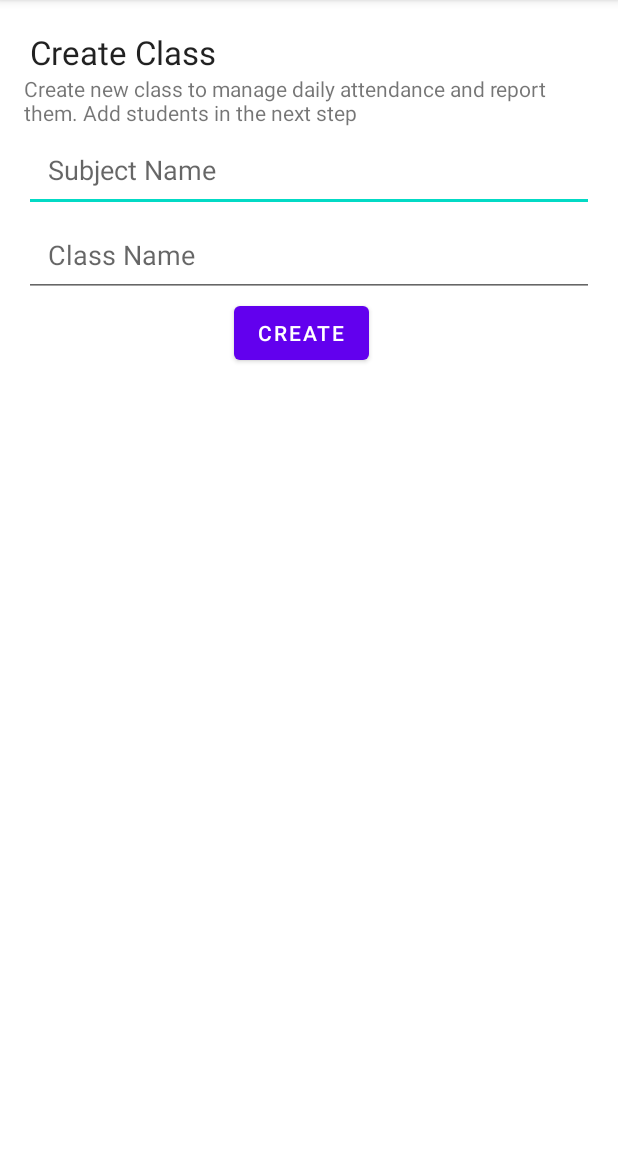
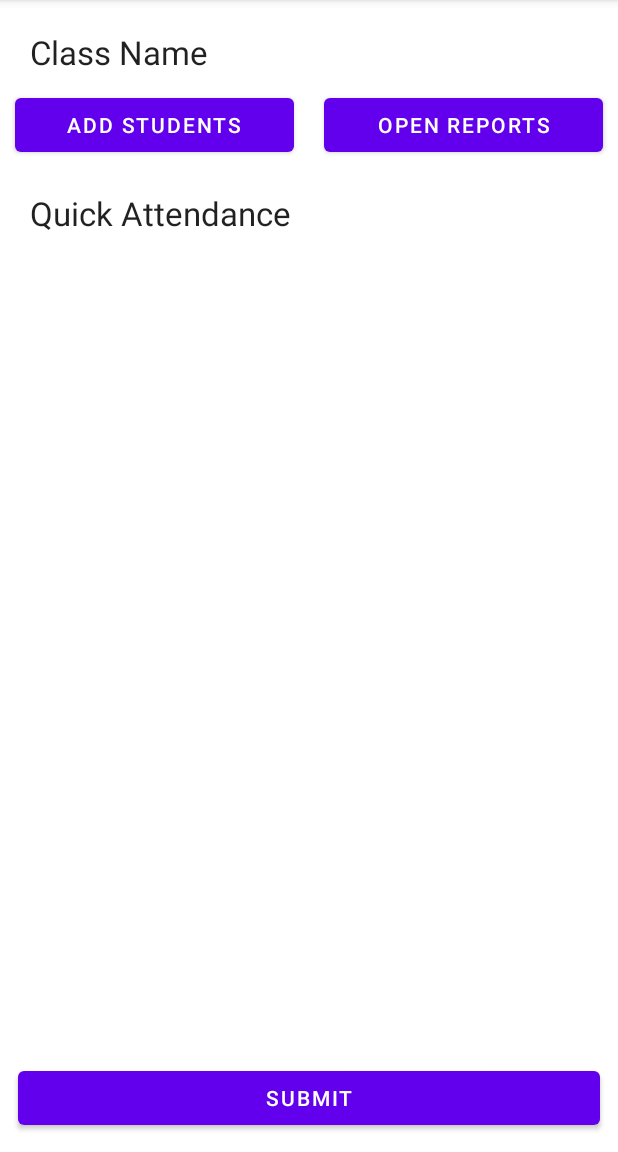
Before and after one commit to AdilAsad1/attendance-tracker, an Android app: the AddClassActivity screen opened directly, with no data from a screen before it, after a tap on "CREATE", on a phone screen of 412 x 824 dp, the part 84-1236 px from its top. Run offline under Robolectric (Android 15) with nearby library versions, the phone set to English and light mode, and no system bars.

Commit message:
Created Class Details Activity and Add Student Activity Current flow : LoginActivity -> MainActivity -> AddClassActivity -> ClassDetailsActivity -> AddStudentActivity -> ClassDetailsActivity
Initiated class details layout

```diff
--- a/app/src/main/java/edu/psu/afa6316/lioncheckin/AddClassActivity.java
+++ b/app/src/main/java/edu/psu/afa6316/lioncheckin/AddClassActivity.java
@@ -1,5 +1,6 @@
 package edu.psu.afa6316.lioncheckin;
 
+import android.content.Intent;
 import android.os.Bundle;
 import android.view.View;
 import android.widget.Button;
@@ -20,6 +21,8 @@ public class AddClassActivity extends AppCompatActivity {
             @Override
             public void onClick(View view){
                 Toast.makeText(AddClassActivity.this, "Class successfully created", Toast.LENGTH_SHORT).show();
+                Intent intent = new Intent(AddClassActivity.this, ClassDetailsActivity.class);
+                startActivity(intent);
             }
         });
 
--- /dev/null
+++ b/app/src/main/java/edu/psu/afa6316/lioncheckin/ClassDetailsActivity.java
@@ -0,0 +1,29 @@
+package edu.psu.afa6316.lioncheckin;
+
+import android.content.Intent;
+import android.os.Bundle;
+import android.view.View;
+import android.widget.Button;
+import android.widget.Toast;
+
+import androidx.appcompat.app.AppCompatActivity;
+
+public class ClassDetailsActivity extends AppCompatActivity {
+
+    @Override
+    protected void onCreate(Bundle savedInstanceState) {
+        super.onCreate(savedInstanceState);
+        setContentView(R.layout.class_details);
+
+        Button add_students_button = findViewById(R.id.add_students_button);
+
+        add_students_button.setOnClickListener(new View.OnClickListener() {
+            @Override
+            public void onClick(View view) {
+                Intent intent = new Intent(ClassDetailsActivity.this, AddStudentActivity.class);
+                startActivity(intent);
+            }
+        });
+    }
+
+}
--- a/app/src/main/java/edu/psu/afa6316/lioncheckin/LoginActivity.java
+++ b/app/src/main/java/edu/psu/afa6316/lioncheckin/LoginActivity.java
@@ -21,7 +21,6 @@ public class LoginActivity extends AppCompatActivity {
         loginButton.setOnClickListener(new View.OnClickListener(){
             @Override
             public void onClick(View view){
-                System.out.println("Im am here");
                 Toast.makeText(LoginActivity.this, "Login successful", Toast.LENGTH_SHORT).show();
                 Intent intent = new Intent(LoginActivity.this, MainActivity.class);
                 startActivity(intent);
--- a/app/src/main/res/layout/add_class.xml
+++ b/app/src/main/res/layout/add_class.xml
@@ -2,7 +2,7 @@
 <androidx.constraintlayout.widget.ConstraintLayout xmlns:android="http://schemas.android.com/apk/res/android"
     xmlns:app="http://schemas.android.com/apk/res-auto"
     xmlns:tools="http://schemas.android.com/tools"
-    android:id="@+id/rootLayout"
+    android:id="@+id/add_class_layout"
     android:layout_width="match_parent"
     android:layout_height="match_parent"
     android:background="@color/MainBack">
--- a/app/src/main/res/layout/class_details.xml
+++ b/app/src/main/res/layout/class_details.xml
@@ -1,7 +1,75 @@
 <?xml version="1.0" encoding="utf-8"?>
 <androidx.constraintlayout.widget.ConstraintLayout xmlns:android="http://schemas.android.com/apk/res/android"
+    xmlns:app="http://schemas.android.com/apk/res-auto"
+    xmlns:tools="http://schemas.android.com/tools"
+    android:id="@+id/class_details_layout"
+    android:layout_width="match_parent"
+    android:layout_height="match_parent"
+    android:background="@color/MainBack">
 
-    android:layout_width="match_parent"
-    android:layout_height="match_parent">
+    <TextView
+        android:id="@+id/class_details_classname"
+        android:layout_width="match_parent"
+        android:layout_height="wrap_content"
+        android:layout_margin="20dp"
+        android:text="@string/class_details_classname"
+        android:textAppearance="@android:style/TextAppearance.DeviceDefault.Large"
+        app:layout_constraintStart_toStartOf="parent"
+        app:layout_constraintHorizontal_chainStyle="packed"
+        app:layout_constraintTop_toTopOf="parent"
+        />
+
+    <Button
+        android:id="@+id/add_students_button"
+        android:layout_width="0dp"
+        android:layout_height="wrap_content"
+        android:layout_weight="1"
+        android:layout_margin="10dp"
+        android:text="@string/add_students_button"
+        app:layout_constraintLeft_toLeftOf="parent"
+        app:layout_constraintTop_toBottomOf="@id/class_details_classname"
+        app:layout_constraintRight_toLeftOf="@id/open_reports_button"
+        />
+
+    <Button
+        android:id="@+id/open_reports_button"
+        android:layout_width="0dp"
+        android:layout_height="wrap_content"
+        android:layout_weight="1"
+        android:layout_margin="10dp"
+        android:text="@string/open_reports_button"
+        app:layout_constraintTop_toBottomOf="@id/class_details_classname"
+        app:layout_constraintLeft_toRightOf="@id/add_students_button"
+        app:layout_constraintRight_toRightOf="parent"
+        />
+
+    <TextView
+        android:id="@+id/textview_quick_attendance"
+        android:layout_width="match_parent"
+        android:layout_height="wrap_content"
+        android:layout_margin="20dp"
+        android:text="@string/textview_quick_attendance"
+        android:textAppearance="@android:style/TextAppearance.DeviceDefault.Large"
+        app:layout_constraintTop_toBottomOf="@id/add_students_button"
+        app:layout_constraintStart_toStartOf="@id/class_details_classname"
+        />
+
+    <androidx.recyclerview.widget.RecyclerView
+        android:id="@+id/class_details_students_list"
+        android:layout_width="match_parent"
+        android:layout_height="wrap_content"
+        android:layout_margin="20dp"
+        app:layout_constraintTop_toBottomOf="@id/textview_quick_attendance"
+        />
+
+
+    <Button
+        android:id="@+id/class_details_submitButton"
+        android:layout_width="match_parent"
+        android:layout_height="wrap_content"
+        android:layout_margin="12dp"
+        android:text="@string/class_details_submitButton"
+        app:layout_constraintBottom_toBottomOf="parent"/>
+
 
 </androidx.constraintlayout.widget.ConstraintLayout>
--- a/app/src/main/res/layout/login_page.xml
+++ b/app/src/main/res/layout/login_page.xml
@@ -2,7 +2,7 @@
 <androidx.constraintlayout.widget.ConstraintLayout xmlns:android="http://schemas.android.com/apk/res/android"
     xmlns:app="http://schemas.android.com/apk/res-auto"
     xmlns:tools="http://schemas.android.com/tools"
-    android:id="@+id/rootLayout"
+    android:id="@+id/login_page_layout"
     android:layout_width="match_parent"
     android:layout_height="match_parent"
     android:background="@color/MainBack">
--- a/app/src/main/res/values/strings.xml
+++ b/app/src/main/res/values/strings.xml
@@ -12,6 +12,21 @@
     <string name="date_01_03_2023" />
     <string name="class_comp_100" />
 
+
+    <string name="class_details_classname">Class Name</string>
+    <string name="add_students_button">Add students</string>
+    <string name="open_reports_button">Open Reports</string>
+    <string name="textview_quick_attendance">Quick Attendance</string>
+    <string name="class_details_submitButton">Submit</string>
+
+    <string name="textView_add_student">Add Student</string>
+    <string name="add_student_studentName">Student Name</string>
+    <string name="add_student_studentID">Student ID</string>
+    <string name="add_student_cancelButton">Cancel</string>
+    <string name="add_student_addButton">Add</string>
+
+
+
     <string name="loginPage_Title">Login Page</string>
     <string name="button_login">Login</string>
     <string name="addClassFloatingButton">Add Class</string>
```
Also changed, not shown: app/src/main/AndroidManifest.xml (+8 -0 lines), app/src/main/java/edu/psu/afa6316/lioncheckin/AddStudentActivity.java (added, +26 -0 lines), app/src/main/res/layout/add_student.xml (added, +64 -0 lines).
